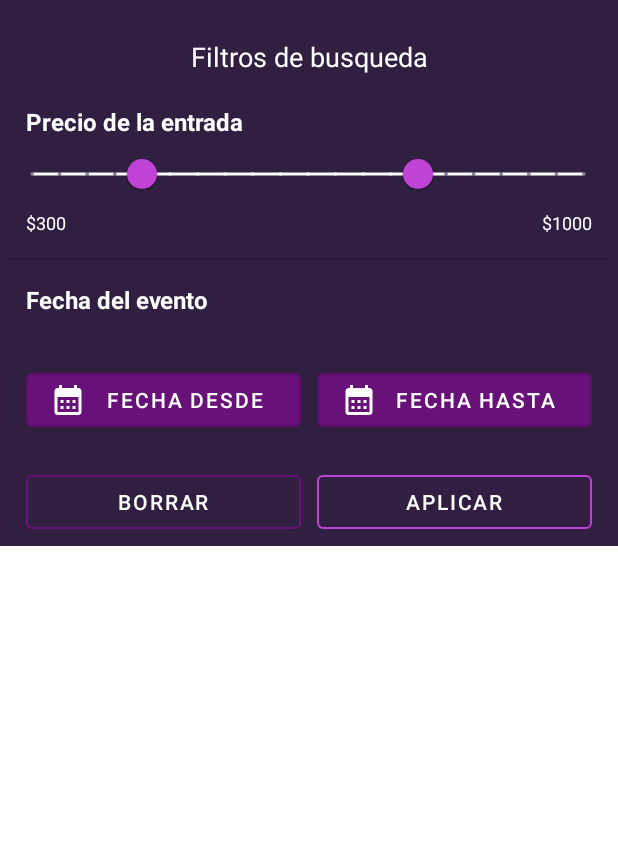
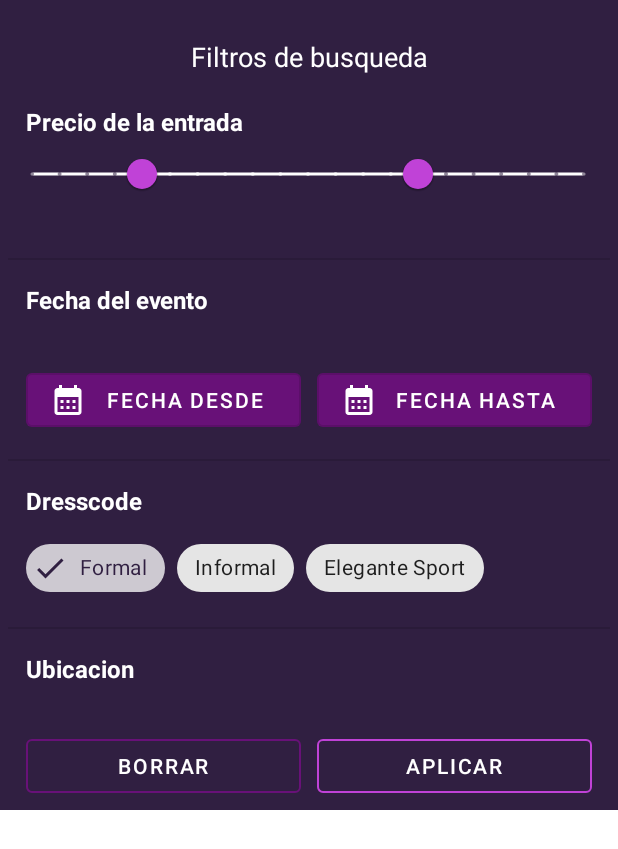
Before and after one commit to AgustinaSander/Apparty, an Android app: the layout fragment_filter_dialog.xml on its own in the app's theme, with its tools: preview values and no code run, on a phone screen of 412 x 824 dp. Shown: the top 849 px of the screen. Run offline under Robolectric (Android 15) with nearby library versions, the phone set to English and light mode, and no system bars.

Commit message:
Add chips

```diff
--- a/app/src/main/java/com/example/apparty/FilterDialogFragment.java
+++ b/app/src/main/java/com/example/apparty/FilterDialogFragment.java
@@ -15,13 +15,17 @@ import android.widget.TextView;
 import com.example.apparty.databinding.FragmentFilterDialogBinding;
 import com.example.apparty.databinding.FragmentSearchEventsBinding;
 import com.google.android.material.button.MaterialButton;
+import com.google.android.material.chip.Chip;
+import com.google.android.material.chip.ChipGroup;
 import com.google.android.material.datepicker.CalendarConstraints;
 import com.google.android.material.datepicker.DateValidatorPointForward;
 import com.google.android.material.datepicker.MaterialDatePicker;
 import com.google.android.material.datepicker.MaterialPickerOnPositiveButtonClickListener;
+import com.google.android.material.slider.RangeSlider;
 
 import java.util.Calendar;
 import java.util.Date;
+import java.util.List;
 
 public class FilterDialogFragment extends DialogFragment {
 
@@ -30,6 +34,10 @@ public class FilterDialogFragment extends DialogFragment {
     private TextView toDateText;
     private Date fromDate;
     private Date toDate;
+
+    private double minPrice;
+    private double maxPrice;
+    private RangeSlider rangePrice;
 
     public FilterDialogFragment() {
     }
@@ -49,7 +57,31 @@ public class FilterDialogFragment extends DialogFragment {
 
     @Override
     public void onViewCreated(@NonNull View view, Bundle savedInstanceState) {
+
+        setRangeSlider();
         setClickEvents();
+
+    }
+
+    private List<Integer> getCheckedChips(){
+        ChipGroup chipGroup = binding.chipGroup;
+        return chipGroup.getCheckedChipIds();
+    }
+
+    private void setRangeSlider() {
+        //MODIFICAR CUANDO ESTEN LOS GESTORES
+        //gestorAlojamiento = GestorAlojamiento.getInstance();
+        //minPrice = gestorAlojamiento.getMinPrice();
+        //maxPrice = gestorAlojamiento.getMaxPrice();
+        minPrice = 100;
+        maxPrice = 1500;
+        rangePrice = binding.rangeSlider;
+        rangePrice.setValues((float) minPrice, (float)maxPrice);
+        rangePrice.setValueFrom((float) minPrice);
+        rangePrice.setValueTo((float) maxPrice);
+        binding.maxPrice.setText("$"+Double.toString(maxPrice));
+        binding.minPrice.setText("$"+Double.toString(minPrice));
+
     }
 
     private void setClickEvents() {
--- a/app/src/main/res/layout/fragment_filter_dialog.xml
+++ b/app/src/main/res/layout/fragment_filter_dialog.xml
@@ -35,6 +35,7 @@
             android:textStyle="bold" />
 
         <com.google.android.material.slider.RangeSlider
+            android:id="@+id/rangeSlider"
             android:layout_width="400dp"
             android:layout_height="wrap_content"
             android:stepSize="5.0"
@@ -59,7 +60,6 @@
                 android:layout_width="match_parent"
                 android:layout_height="wrap_content"
                 android:layout_weight="0.5"
-                android:text="$300"
                 android:textColor="@color/white"
                 android:textSize="12sp" />
 
@@ -69,7 +69,6 @@
                 android:layout_height="wrap_content"
                 android:layout_weight="0.5"
                 android:gravity="end"
-                android:text="$1000"
                 android:textColor="@color/white"
                 android:textSize="12sp" />
 
@@ -158,6 +157,89 @@
 
         </LinearLayout>
 
+        <com.google.android.material.divider.MaterialDivider
+            android:id="@+id/materialDivider"
+            android:layout_width="match_parent"
+            android:layout_height="wrap_content"
+            android:layout_marginVertical="15dp"
+            android:layout_weight="1" />
+
+        <LinearLayout
+            android:layout_width="match_parent"
+            android:layout_height="wrap_content"
+            android:orientation="vertical">
+
+            <TextView
+                android:id="@+id/textView11"
+                android:layout_width="match_parent"
+                android:layout_height="wrap_content"
+                android:layout_marginBottom="10dp"
+                android:paddingHorizontal="12dp"
+                android:text="Dresscode"
+                android:textColor="@color/white"
+                android:textSize="16sp"
+                android:textStyle="bold" />
+
+            <com.google.android.material.chip.ChipGroup
+                android:id="@+id/chipGroup"
+                android:layout_width="match_parent"
+                android:layout_height="wrap_content"
+                android:layout_marginHorizontal="12dp"
+                android:gravity="center_horizontal"
+                app:singleLine="false"
+                app:singleSelection="false">
+
+                <com.google.android.material.chip.Chip
+                    android:id="@+id/chip1"
+                    style="@style/Widget.MaterialComponents.Chip.Choice"
+                    android:layout_width="wrap_content"
+                    android:layout_height="wrap_content"
+                    android:checked="true"
+                    android:text="Formal"
+                    app:checkedIconEnabled="true"
+                    app:checkedIconTint="@color/dark_blue" />
+
+                <com.google.android.material.chip.Chip
+                    android:id="@+id/chip2"
+                    style="@style/Widget.MaterialComponents.Chip.Choice"
+                    android:layout_width="wrap_content"
+                    android:layout_height="wrap_content"
+                    android:checked="false"
+                    android:text="Informal"
+                    app:checkedIconEnabled="true"
+                    app:checkedIconTint="@color/dark_blue" />
+
+                <com.google.android.material.chip.Chip
+                    android:id="@+id/chip3"
+                    style="@style/Widget.MaterialComponents.Chip.Choice"
+                    android:layout_width="wrap_content"
+                    android:layout_height="wrap_content"
+                    android:checked="false"
+                    android:text="Elegante Sport"
+                    app:checkedIconEnabled="true"
+                    app:checkedIconTint="@color/dark_blue" />
+
+            </com.google.android.material.chip.ChipGroup>
+        </LinearLayout>
+
+        <com.google.android.material.divider.MaterialDivider
+            android:id="@+id/materialDivider2"
+            android:layout_width="match_parent"
+            android:layout_height="wrap_content"
+            android:layout_marginVertical="15dp"
+            android:layout_weight="1" />
+
+        <TextView
+            android:id="@+id/textView12"
+            android:layout_width="match_parent"
+            android:layout_height="wrap_content"
+            android:layout_marginBottom="10dp"
+            android:paddingHorizontal="12dp"
+            android:text="Ubicacion"
+            android:textColor="@color/white"
+            android:textSize="16sp"
+            android:textStyle="bold" />
+
         <LinearLayout
             android:layout_width="match_parent"
             android:layout_height="wrap_content"
--- a/app/src/main/res/values/strings.xml
+++ b/app/src/main/res/values/strings.xml
@@ -5,7 +5,5 @@
     <string name="mis_eventos">Mis eventos</string>
     <string name="cerrar_sesion">Cerrar Sesion</string>
     <string name="configuracion">Configuracion</string>
-    <!-- TODO: Remove or change this placeholder text -->
-    <string name="hello_blank_fragment">Hello blank fragment</string>
     <string name="fecha_del_evento">Fecha del evento</string>
 </resources>
```
